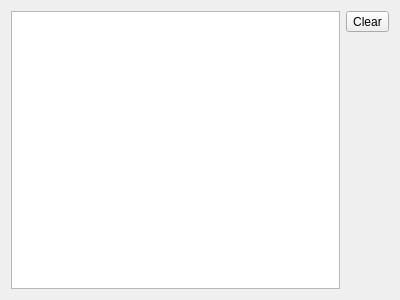
Above: src/views/DisassemblerView.ui from DerSauron/66502emu before the change. Below: the same form after it.
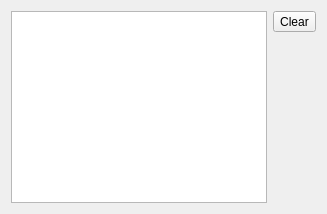
That is the form after the change.

Commit message: Don't set geometry in ui setup

Diff of the .ui file:
```diff
--- a/src/views/DisassemblerView.ui
+++ b/src/views/DisassemblerView.ui
@@ -2,14 +2,6 @@
 <ui version="4.0">
  <class>DisassemblerView</class>
  <widget class="QWidget" name="DisassemblerView">
-  <property name="geometry">
-   <rect>
-    <x>0</x>
-    <y>0</y>
-    <width>400</width>
-    <height>300</height>
-   </rect>
-  </property>
   <layout class="QHBoxLayout" name="horizontalLayout">
    <item>
     <widget class="QListWidget" name="disassembly"/>
```
The commit also changes 5 other files.
